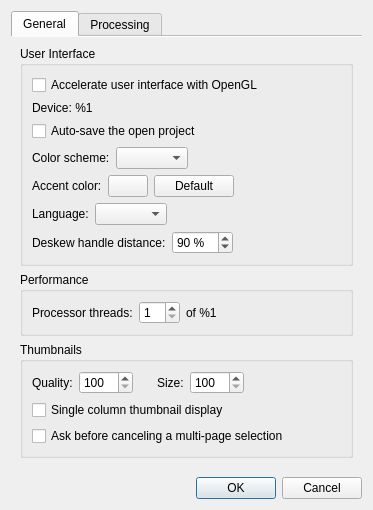
Before: the Qt Designer form src/app/SettingsDialog.ui in 2ndmax/scantailor-ocr, drawn with Qt 5.
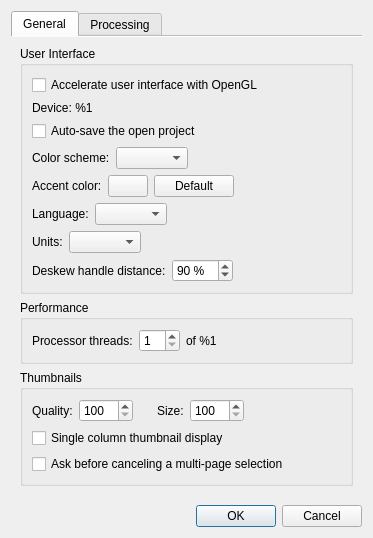
After: the same form once the commit is applied.

Commit message: feat: the menu bar has Project, Tools and Settings, and the units are set in the Program Settings

Patch:
```diff
--- a/src/app/SettingsDialog.ui
+++ b/src/app/SettingsDialog.ui
@@ -158,6 +158,40 @@
             </item>
            </layout>
           </item>
+          <item>
+           <layout class="QHBoxLayout" name="horizontalLayout_units">
+            <item>
+             <widget class="QLabel" name="unitsLabel">
+              <property name="buddy">
+               <cstring>unitsBox</cstring>
+              </property>
+              <property name="text">
+               <string>Units:</string>
+              </property>
+             </widget>
+            </item>
+            <item>
+             <widget class="QComboBox" name="unitsBox">
+              <property name="toolTip">
+               <string>The unit of the length fields, for example in Margins and in the Default Parameters, and of the mouse position and page size in the status bar.</string>
+              </property>
+             </widget>
+            </item>
+            <item>
+             <spacer name="horizontalSpacer_units">
+              <property name="orientation">
+               <enum>Qt::Horizontal</enum>
+              </property>
+              <property name="sizeHint" stdset="0">
+               <size>
+                <width>1</width>
+                <height>1</height>
+               </size>
+              </property>
+             </spacer>
+            </item>
+           </layout>
+          </item>
           <item>
            <layout class="QHBoxLayout" name="horizontalLayout_deskewHandles">
             <item>
```
Left out of the diff: 2 changed lines with no effect on the pictures. The commit also changes 7 other files.
